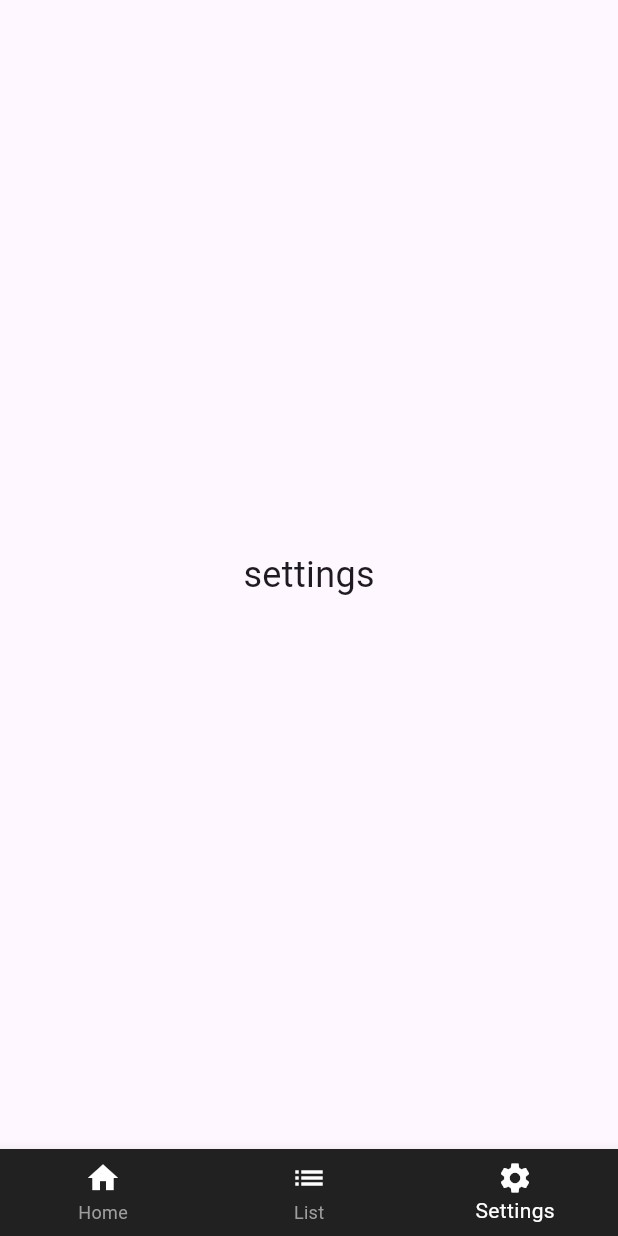
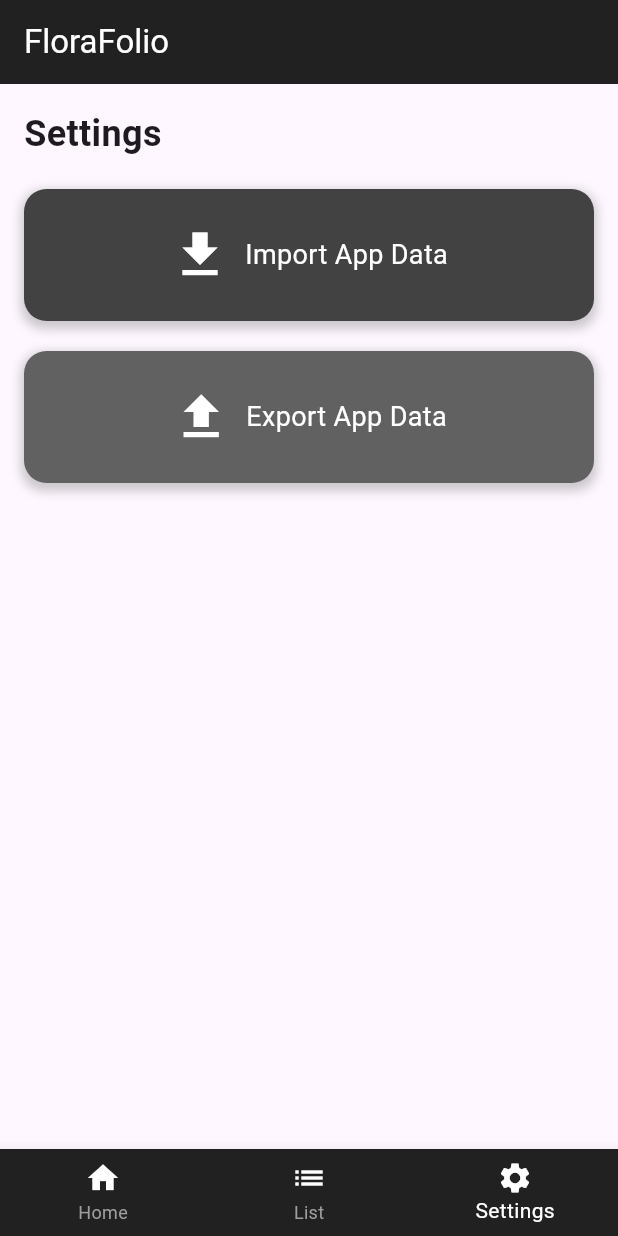
Before and after one commit to FloraFolio/Train, a Flutter app: the screen it shows after launch, item 3 of the bottom bar chosen, on a phone screen of 412 x 824 dp. Run offline on Flutter 3.47's test engine with Material 3 defaults, Android fonts, the phone set to English and light mode, and no system bars; network calls fail.

Commit message:
Add settings page

```diff
--- a/lib/main.dart
+++ b/lib/main.dart
@@ -47,6 +47,11 @@
   @override
   Widget build(BuildContext context) {
     return Scaffold(
+      appBar: AppBar(
+        title: const Text('FloraFolio'),
+        backgroundColor: Colors.grey[900],
+        foregroundColor: Colors.white,
+      ),
       body: _pages[_selectedIndex],
       bottomNavigationBar: BottomNavigationBar(
         items: const <BottomNavigationBarItem>[
--- a/lib/views/settings.dart
+++ b/lib/views/settings.dart
@@ -6,10 +6,83 @@ class SettingsPage extends StatelessWidget {
   @override
   Widget build(BuildContext context) {
     return Scaffold(
-      body: Center(
-        child: Text(
-          'settings',
-          style: TextStyle(fontSize: 24),
+      body: Padding(
+        padding: const EdgeInsets.all(16.0),
+        child: Column(
+          crossAxisAlignment: CrossAxisAlignment.start,
+          children: <Widget>[
+            const Text(
+              'Settings',
+              style: TextStyle(fontSize: 24, fontWeight: FontWeight.bold),
+            ),
+            const SizedBox(height: 20),
+
+            Container(
+              width: double.infinity,
+              decoration: BoxDecoration(
+                color: Colors.grey[800],
+                borderRadius: BorderRadius.circular(15),
+                boxShadow: [
+                  BoxShadow(
+                    color: Colors.black.withOpacity(0.2),
+                    spreadRadius: 2,
+                    blurRadius: 5,
+                    offset: const Offset(0, 3),
+                  ),
+                ],
+              ),
+              padding: const EdgeInsets.all(24.0),
+              child: Row(
+                mainAxisAlignment: MainAxisAlignment.center,
+                children: <Widget>[
+                  const Icon(
+                    Icons.download,
+                    size: 40,
+                    color: Colors.white,
+                  ),
+                  const SizedBox(width: 10),
+                  const Text(
+                    'Import App Data',
+                    style: TextStyle(color: Colors.white, fontSize: 18),
+                  ),
+                ],
+              ),
+            ),
+
+            const SizedBox(height: 20),
+
+            Container(
+              width: double.infinity,
+              decoration: BoxDecoration(
+                color: Colors.grey[700],
+                borderRadius: BorderRadius.circular(15),
+                boxShadow: [
+                  BoxShadow(
+                    color: Colors.black.withOpacity(0.2),
+                    spreadRadius: 2,
+                    blurRadius: 5,
+                    offset: const Offset(0, 3),
+                  ),
+                ],
+              ),
+              padding: const EdgeInsets.all(24.0),
+              child: Row(
+                mainAxisAlignment: MainAxisAlignment.center,
+                children: <Widget>[
+                  const Icon(
+                    Icons.upload,
+                    size: 40,
+                    color: Colors.white,
+                  ),
+                  const SizedBox(width: 10),
+                  const Text(
+                    'Export App Data',
+                    style: TextStyle(color: Colors.white, fontSize: 18),
+                  ),
+                ],
+              ),
+            ),
+          ],
         ),
       ),
     );
```
